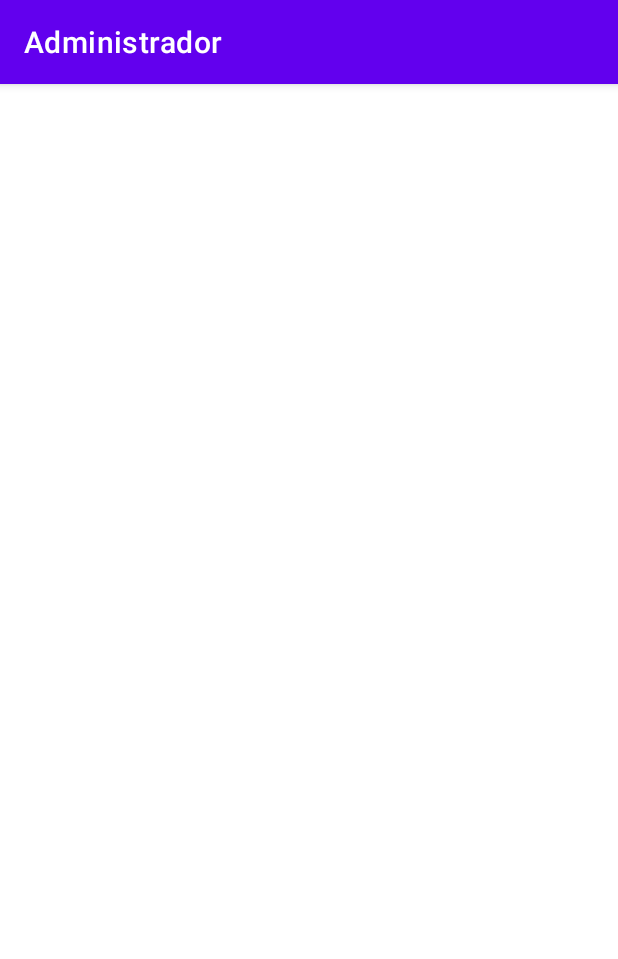
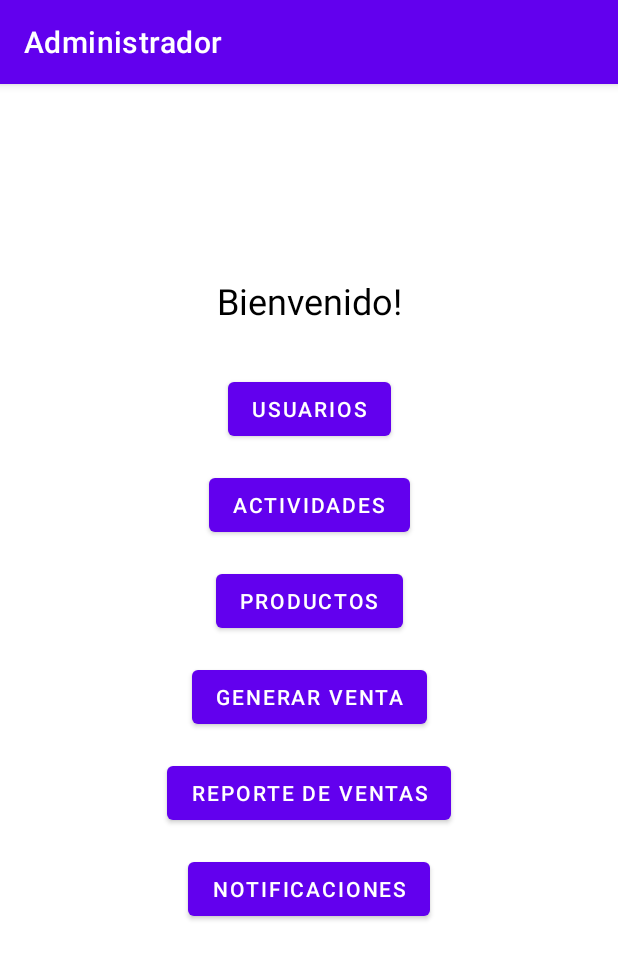
Before and after one commit to tspt89/Academia, an Android app: the HomeAdminActivity screen opened directly, with no data from a screen before it, on a phone screen of 412 x 824 dp. Shown: the top 959 px of the screen. Run offline under Robolectric (Android 15) with nearby library versions, the phone set to English and light mode, and no system bars.

Commit message:
Pantalla principal del administrador con nav component

```diff
--- a/app/build.gradle
+++ b/app/build.gradle
@@ -57,6 +57,10 @@ dependencies {
     implementation 'com.google.firebase:firebase-auth-ktx'
     implementation 'com.google.firebase:firebase-database-ktx'
 
+    //Navigation Component
+    implementation 'androidx.navigation:navigation-fragment-ktx:2.3.5'
+    implementation 'androidx.navigation:navigation-ui-ktx:2.3.5'
+
 
 
 }
--- /dev/null
+++ b/app/src/main/java/com/tspt/academia/Administradores/HomeAdminFragment.kt
@@ -0,0 +1,13 @@
+package com.tspt.academia.Administradores
+
+import android.os.Bundle
+import android.view.View
+import androidx.fragment.app.Fragment
+import com.tspt.academia.R
+
+class HomeAdminFragment: Fragment(R.layout.fragment_home_admin) {
+
+    override fun onViewCreated(view: View, savedInstanceState: Bundle?) {
+        super.onViewCreated(view, savedInstanceState)
+    }
+}
--- a/app/src/main/res/layout/activity_home_admin.xml
+++ b/app/src/main/res/layout/activity_home_admin.xml
@@ -6,4 +6,17 @@
     android:layout_height="match_parent"
     tools:context=".Administradores.HomeAdminActivity">
 
+
+    <androidx.fragment.app.FragmentContainerView
+        android:id="@+id/admin_host_fragment"
+        android:layout_width="match_parent"
+        android:layout_height="match_parent"
+        android:name="androidx.navigation.fragment.NavHostFragment"
+        app:layout_constraintBottom_toBottomOf="parent"
+        app:layout_constraintEnd_toEndOf="parent"
+        app:layout_constraintHorizontal_bias="0.5"
+        app:layout_constraintStart_toStartOf="parent"
+        app:layout_constraintTop_toTopOf="parent"
+        app:defaultNavHost="true"
+        app:navGraph="@navigation/administrador_graph" />
 </androidx.constraintlayout.widget.ConstraintLayout>
--- /dev/null
+++ b/app/src/main/res/layout/activity_home_otherusers.xml
@@ -0,0 +1,9 @@
+<?xml version="1.0" encoding="utf-8"?>
+<androidx.constraintlayout.widget.ConstraintLayout xmlns:android="http://schemas.android.com/apk/res/android"
+    xmlns:app="http://schemas.android.com/apk/res-auto"
+    xmlns:tools="http://schemas.android.com/tools"
+    android:layout_width="match_parent"
+    android:layout_height="match_parent"
+    tools:context=".OtherUsers.HomeUsersActivity">
+
+</androidx.constraintlayout.widget.ConstraintLayout>
--- /dev/null
+++ b/app/src/main/res/layout/fragment_home_admin.xml
@@ -0,0 +1,105 @@
+<?xml version="1.0" encoding="utf-8"?>
+<androidx.constraintlayout.widget.ConstraintLayout xmlns:android="http://schemas.android.com/apk/res/android"
+    xmlns:app="http://schemas.android.com/apk/res-auto"
+    xmlns:tools="http://schemas.android.com/tools"
+    android:layout_width="match_parent"
+    android:layout_height="match_parent"
+    tools:context=".Administradores.HomeAdminFragment">
+
+
+    <TextView
+        android:id="@+id/textView3"
+        android:layout_width="wrap_content"
+        android:layout_height="wrap_content"
+        android:layout_marginTop="128dp"
+        android:text="Bienvenido!"
+        android:textColor="@color/black"
+        android:textSize="24sp"
+        app:layout_constraintBottom_toBottomOf="parent"
+        app:layout_constraintEnd_toEndOf="parent"
+        app:layout_constraintHorizontal_bias="0.5"
+        app:layout_constraintStart_toStartOf="parent"
+        app:layout_constraintTop_toTopOf="parent"
+        app:layout_constraintVertical_bias="0.0" />
+
+    <Button
+        android:id="@+id/usuariosBtn"
+        android:layout_width="wrap_content"
+        android:layout_height="wrap_content"
+        android:layout_marginStart="16dp"
+        android:layout_marginTop="32dp"
+        android:layout_marginEnd="16dp"
+        android:layout_marginBottom="16dp"
+        android:text="Usuarios"
+        app:layout_constraintBottom_toBottomOf="parent"
+        app:layout_constraintEnd_toEndOf="parent"
+        app:layout_constraintHorizontal_bias="0.5"
+        app:layout_constraintStart_toStartOf="parent"
+        app:layout_constraintTop_toBottomOf="@+id/textView3"
+        app:layout_constraintVertical_bias="0.0" />
+
+    <Button
+        android:id="@+id/actividadesBtn"
+        android:layout_width="wrap_content"
+        android:layout_height="wrap_content"
+        android:layout_marginTop="16dp"
+        android:text="Actividades"
+        app:layout_constraintBottom_toBottomOf="parent"
+        app:layout_constraintEnd_toEndOf="parent"
+        app:layout_constraintHorizontal_bias="0.5"
+        app:layout_constraintStart_toStartOf="parent"
+        app:layout_constraintTop_toBottomOf="@+id/usuariosBtn"
+        app:layout_constraintVertical_bias="0.0" />
+
+    <Button
+        android:id="@+id/productosBtn"
+        android:layout_width="wrap_content"
+        android:layout_height="wrap_content"
+        android:layout_marginTop="16dp"
+        android:text="Productos"
+        app:layout_constraintBottom_toBottomOf="parent"
+        app:layout_constraintEnd_toEndOf="parent"
+        app:layout_constraintHorizontal_bias="0.5"
+        app:layout_constraintStart_toStartOf="parent"
+        app:layout_constraintTop_toBottomOf="@+id/actividadesBtn"
+        app:layout_constraintVertical_bias="0.0" />
+
+    <Button
+        android:id="@+id/button4"
+        android:layout_width="wrap_content"
+        android:layout_height="wrap_content"
+        android:layout_marginTop="16dp"
+        android:text="Generar venta"
+        app:layout_constraintBottom_toBottomOf="parent"
+        app:layout_constraintEnd_toEndOf="parent"
+        app:layout_constraintHorizontal_bias="0.5"
+        app:layout_constraintStart_toStartOf="parent"
+        app:layout_constraintTop_toBottomOf="@+id/productosBtn"
+        app:layout_constraintVertical_bias="0.0" />
+
+    <Button
+        android:id="@+id/button5"
+        android:layout_width="wrap_content"
+        android:layout_height="wrap_content"
+        android:layout_marginTop="16dp"
+        android:text="Reporte de Ventas"
+        app:layout_constraintBottom_toBottomOf="parent"
+        app:layout_constraintEnd_toEndOf="parent"
+        app:layout_constraintHorizontal_bias="0.5"
+        app:layout_constraintStart_toStartOf="parent"
+        app:layout_constraintTop_toBottomOf="@+id/button4"
+        app:layout_constraintVertical_bias="0.0" />
+
+    <Button
+        android:id="@+id/button6"
+        android:layout_width="wrap_content"
+        android:layout_height="wrap_content"
+        android:layout_marginTop="16dp"
+        android:text="Notificaciones"
+        app:layout_constraintBottom_toBottomOf="parent"
+        app:layout_constraintEnd_toEndOf="parent"
+        app:layout_constraintHorizontal_bias="0.5"
+        app:layout_constraintStart_toStartOf="parent"
+        app:layout_constraintTop_toBottomOf="@+id/button5"
+        app:layout_constraintVertical_bias="0.0" />
+</androidx.constraintlayout.widget.ConstraintLayout>
--- /dev/null
+++ b/app/src/main/res/navigation/administrador_graph.xml
@@ -0,0 +1,13 @@
+<?xml version="1.0" encoding="utf-8"?>
+<navigation xmlns:android="http://schemas.android.com/apk/res/android"
+    xmlns:app="http://schemas.android.com/apk/res-auto"
+    xmlns:tools="http://schemas.android.com/tools"
+    android:id="@+id/administrador_graph"
+    app:startDestination="@id/homeAdminFragment">
+
+    <fragment
+        android:id="@+id/homeAdminFragment"
+        android:name="com.tspt.academia.Administradores.HomeAdminFragment"
+        android:label="fragment_home_admin"
+        tools:layout="@layout/fragment_home_admin" />
+</navigation>
```
